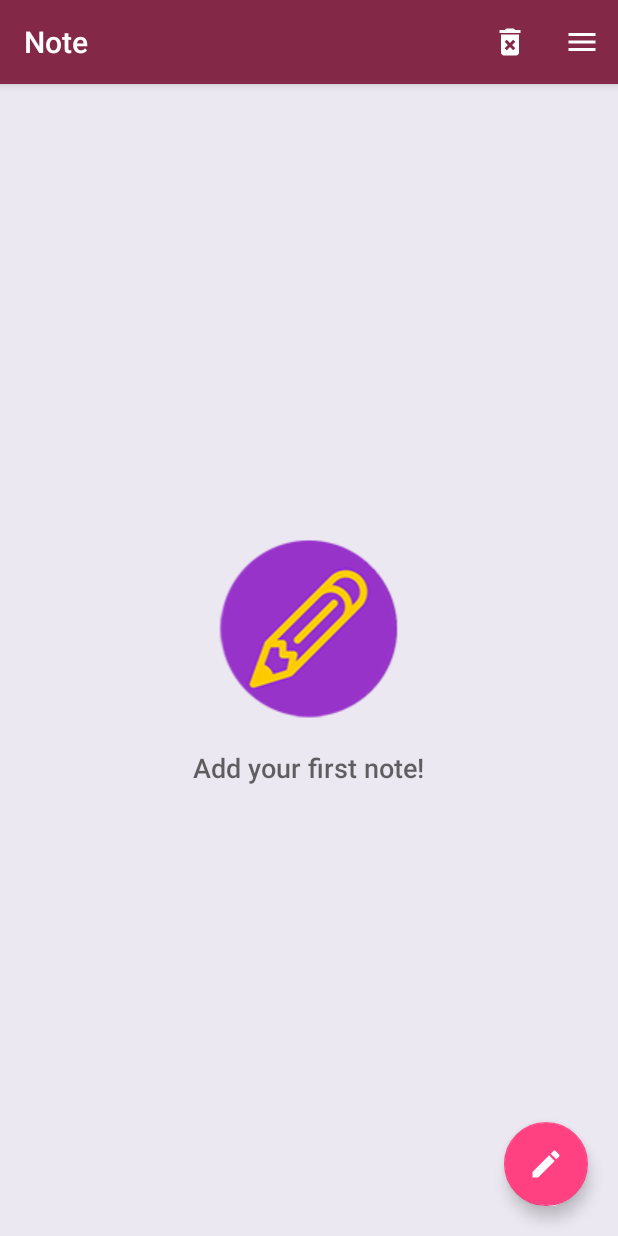
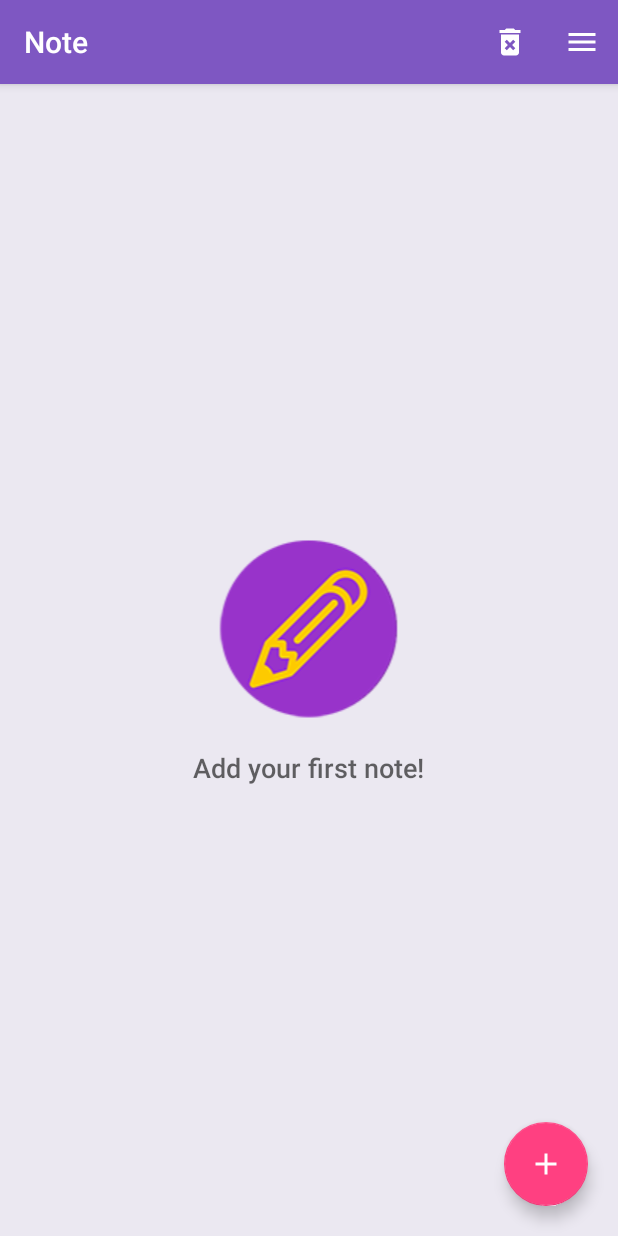
Before and after one commit to parnekov/Note, an Android app: the screen it shows after launch (NoteListActivity), on a phone screen of 412 x 824 dp. Run offline under Robolectric (Android 15) with nearby library versions, the phone set to English and light mode, and no system bars; our stand-ins replace ButterKnife; libraries missing offline, so code that uses them is left out: com.yalantis.contextmenu; 2 statements that could not run were skipped.

Commit message:
fixed design

```diff
--- /dev/null
+++ b/app/src/main/res/drawable/ic_add.xml
@@ -0,0 +1,5 @@
+<vector android:height="24dp" android:tint="#FFFFFF"
+    android:viewportHeight="24.0" android:viewportWidth="24.0"
+    android:width="24dp" xmlns:android="http://schemas.android.com/apk/res/android">
+    <path android:fillColor="#FF000000" android:pathData="M19,13h-6v6h-2v-6H5v-2h6V5h2v6h6v2z"/>
+</vector>
--- a/app/src/main/res/layout/fragment_note.xml
+++ b/app/src/main/res/layout/fragment_note.xml
@@ -20,6 +20,7 @@
             android:orientation="vertical">
 
             <EditText
+                android:textColor="@color/colorTextTitleList"
                 android:id="@+id/note_title"
                 android:layout_width="match_parent"
                 android:layout_height="wrap_content"
--- a/app/src/main/res/layout/fragment_note_list.xml
+++ b/app/src/main/res/layout/fragment_note_list.xml
@@ -46,7 +46,7 @@
         android:layout_height="wrap_content"
         android:layout_gravity="bottom|end"
         android:layout_margin="20dp"
-        android:src="@drawable/ic_edit"
+        android:src="@drawable/ic_add"
         app:backgroundTint="@color/colorAccent"
         app:fabSize="normal"/>
 
--- a/app/src/main/res/layout/list_item_note.xml
+++ b/app/src/main/res/layout/list_item_note.xml
@@ -15,7 +15,7 @@
         android:layout_marginLeft="@dimen/material_margin"
         android:layout_marginRight="@dimen/material_margin"
         android:layout_marginTop="@dimen/material_margin"
-        android:textColor="#842848"
+        android:textColor="@color/colorTextTitleList"
         android:textSize="22sp"
         android:textStyle="bold"
         tools:text="Note Title"/>
--- a/app/src/main/res/values/colors.xml
+++ b/app/src/main/res/values/colors.xml
@@ -1,17 +1,14 @@
 <?xml version="1.0" encoding="utf-8"?>
 <resources>
 
-    <color name="colorPrimary">#842848</color>
+    <color name="colorPrimary">#7e57c2</color>
     <color name="colorPrimaryDark">#673AB7</color>
     <color name="colorAccent">#FF4081</color>
     <color name="colorEditBackground">#b4eae6</color>
-    <color name="colorFABback">#FFA000</color>
-    <color name="colorButton">#efba48</color>
     <color name="colorBackGray">#c3a6a6a6</color>
     <color name="colorDivider">#20193e</color>
     <color name="colorListClicker">#EEEEEE</color>
     <color name="colorPrimaryText">#424242</color>
     <color name="colorSecondaryText">#757575</color>
-
-
+    <color name="colorTextTitleList">#311b92</color>
 </resources>
```
Also changed, not shown: 4 other files.
